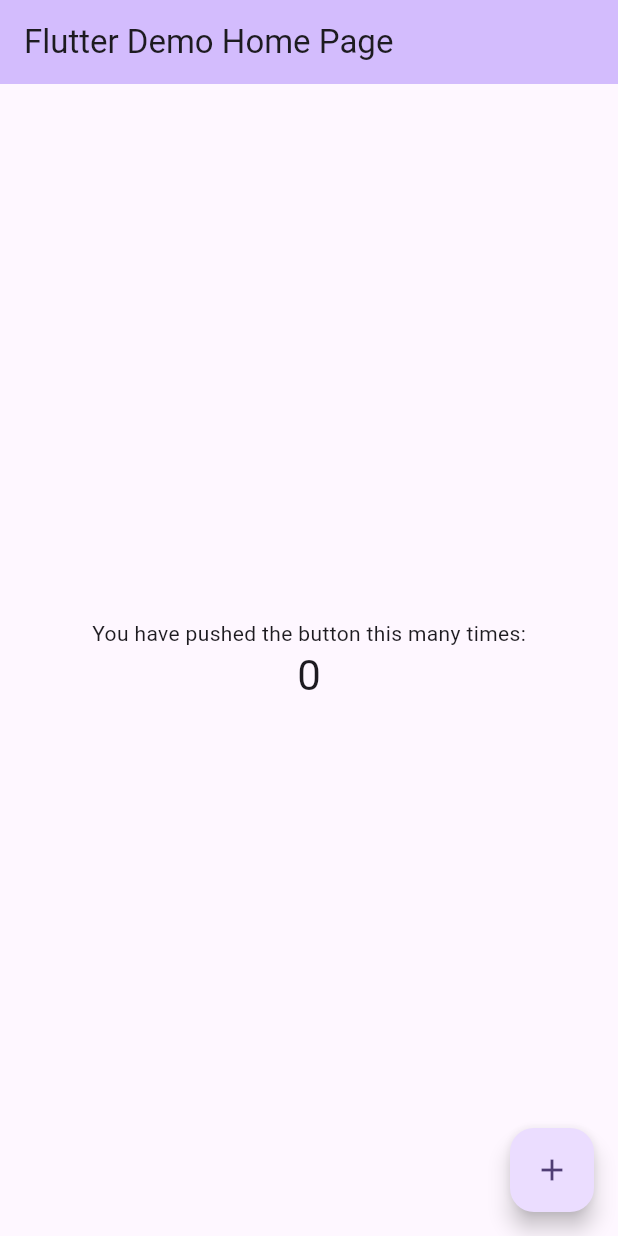
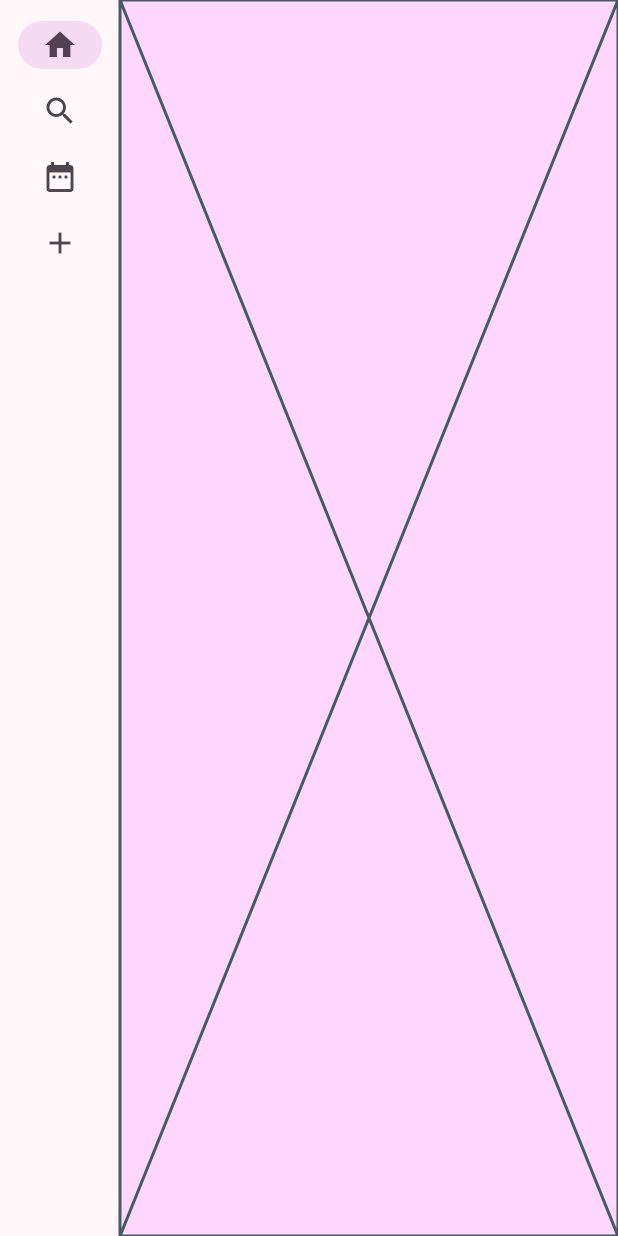
Before and after one commit to Eman-es02/Flutter_Application, a Flutter app: the screen it shows after launch, on a phone screen of 412 x 824 dp. Run offline on Flutter 3.47's test engine with Material 2 defaults, Android fonts, the phone set to English and light mode, and no system bars.

Commit message:
layout and dependencies changed

```diff
--- a/lib/main.dart
+++ b/lib/main.dart
@@ -1,4 +1,5 @@
 import 'package:flutter/material.dart';
+import 'package:provider/provider.dart';
 
 void main() {
   runApp(const MyApp());
@@ -7,119 +8,99 @@ void main() {
 class MyApp extends StatelessWidget {
   const MyApp({super.key});
 
-  // This widget is the root of your application.
   @override
   Widget build(BuildContext context) {
-    return MaterialApp(
-      title: 'Flutter Demo',
+    return ChangeNotifierProvider(
+      create: (context) => MyAppState(),
+      child: MaterialApp(
+        title: 'Attendance',
         theme: ThemeData(
-        // This is the theme of your application.
-        //
-        // TRY THIS: Try running your application with "flutter run". You'll see
-        // the application has a blue toolbar. Then, without quitting the app,
-        // try changing the seedColor in the colorScheme below to Colors.green
-        // and then invoke "hot reload" (save your changes or press the "hot
-        // reload" button in a Flutter-supported IDE, or press "r" if you used
-        // the command line to start the app).
-        //
-        // Notice that the counter didn't reset back to zero; the application
-        // state is not lost during the reload. To reset the state, use hot
-        // restart instead.
-        //
-        // This works for code too, not just values: Most code changes can be
-        // tested with just a hot reload.
-        colorScheme: ColorScheme.fromSeed(seedColor: Colors.deepPurple),
           useMaterial3: true,
+          colorScheme: ColorScheme.fromSeed(seedColor: Colors.purple),
         ),
-      home: const MyHomePage(title: 'Flutter Demo Home Page'),
+        home: MyHomePage(),
+      ),
+
     );
   }
 }
 
+
+class MyAppState extends ChangeNotifier {
+
+}
+
+
+
 class MyHomePage extends StatefulWidget {
-  const MyHomePage({super.key, required this.title});
-
-  // This widget is the home page of your application. It is stateful, meaning
-  // that it has a State object (defined below) that contains fields that affect
-  // how it looks.
-
-  // This class is the configuration for the state. It holds the values (in this
-  // case the title) provided by the parent (in this case the App widget) and
-  // used by the build method of the State. Fields in a Widget subclass are
-  // always marked "final".
-
-  final String title;
-
   @override
   State<MyHomePage> createState() => _MyHomePageState();
 }
 
 class _MyHomePageState extends State<MyHomePage> {
-  int _counter = 0;
+  var selectedIndex = 0;
 
-  void _incrementCounter() {
-    setState(() {
-      // This call to setState tells the Flutter framework that something has
-      // changed in this State, which causes it to rerun the build method below
-      // so that the display can reflect the updated values. If we changed
-      // _counter without calling setState(), then the build method would not be
-      // called again, and so nothing would appear to happen.
-      _counter++;
-    });
-  }
 
   @override
   Widget build(BuildContext context) {
-    // This method is rerun every time setState is called, for instance as done
-    // by the _incrementCounter method above.
-    //
-    // The Flutter framework has been optimized to make rerunning build methods
-    // fast, so that you can just rebuild anything that needs updating rather
-    // than having to individually change instances of widgets.
+    Widget page;
+    switch (selectedIndex) {
+      case 0:
+        page = const Placeholder();
+        break;
+      case 1:
+        page = const Placeholder();
+        break;
+      case 2:
+        page = const Placeholder();
+        break;
+      case 3:
+        page = const Placeholder();
+        break;
+      default:
+        throw UnimplementedError('no widget for $selectedIndex');
+}
         return Scaffold(
-      appBar: AppBar(
-        // TRY THIS: Try changing the color here to a specific color (to
-        // Colors.amber, perhaps?) and trigger a hot reload to see the AppBar
-        // change color while the other colors stay the same.
-        backgroundColor: Theme.of(context).colorScheme.inversePrimary,
-        // Here we take the value from the MyHomePage object that was created by
-        // the App.build method, and use it to set our appbar title.
-        title: Text(widget.title),
+      body: Row(
+        children: [
+          SafeArea( //first child
+            child: NavigationRail(
+              extended: false,
+              destinations: const [
+                NavigationRailDestination( //1
+                  icon: Icon(Icons.home),
+                  label: Text('Home'),
                 ),
-      body: Center(
-        // Center is a layout widget. It takes a single child and positions it
-        // in the middle of the parent.
-        child: Column(
-          // Column is also a layout widget. It takes a list of children and
-          // arranges them vertically. By default, it sizes itself to fit its
-          // children horizontally, and tries to be as tall as its parent.
-          //
-          // Column has various properties to control how it sizes itself and
-          // how it positions its children. Here we use mainAxisAlignment to
-          // center the children vertically; the main axis here is the vertical
-          // axis because Columns are vertical (the cross axis would be
-          // horizontal).
-          //
-          // TRY THIS: Invoke "debug painting" (choose the "Toggle Debug Paint"
-          // action in the IDE, or press "p" in the console), to see the
-          // wireframe for each widget.
-          mainAxisAlignment: MainAxisAlignment.center,
-          children: <Widget>[
-            const Text(
-              'You have pushed the button this many times:',
+                NavigationRailDestination( //2
+                  icon: Icon(Icons.search),
+                  label: Text('Search'),
                 ),
-            Text(
-              '$_counter',
-              style: Theme.of(context).textTheme.headlineMedium,
+                NavigationRailDestination( //3
+                  icon: Icon(Icons.date_range),
+                  label: Text('Change Date Format'),
+                ),
+                NavigationRailDestination( //4
+                  icon: Icon(Icons.add),
+                  label: Text('Add Record'),
+                ),
+              ],
+              selectedIndex: selectedIndex,
+              onDestinationSelected: (value) {
+                setState(() {
+                  selectedIndex = value;
+                });
+
+              },
+            ),
+          ),
+          Expanded( // second child
+            child: Container(
+              color: Theme.of(context).colorScheme.primaryContainer,
+              child: page,
+            ),
           ),
         ],
       ),
-      ),
-      floatingActionButton: FloatingActionButton(
-        onPressed: _incrementCounter,
-        tooltip: 'Increment',
-        child: const Icon(Icons.add),
-      ), // This trailing comma makes auto-formatting nicer for build methods.
     );
   }
 }
--- a/pubspec.yaml
+++ b/pubspec.yaml
@@ -35,6 +35,7 @@ dependencies:
   # The following adds the Cupertino Icons font to your application.
   # Use with the CupertinoIcons class for iOS style icons.
   cupertino_icons: ^1.0.2
+  provider: ^6.1.1
 
 dev_dependencies:
   flutter_test:
```
Also changed, not shown: pubspec.lock. Lines whose indentation alone changed are shown as unchanged.
